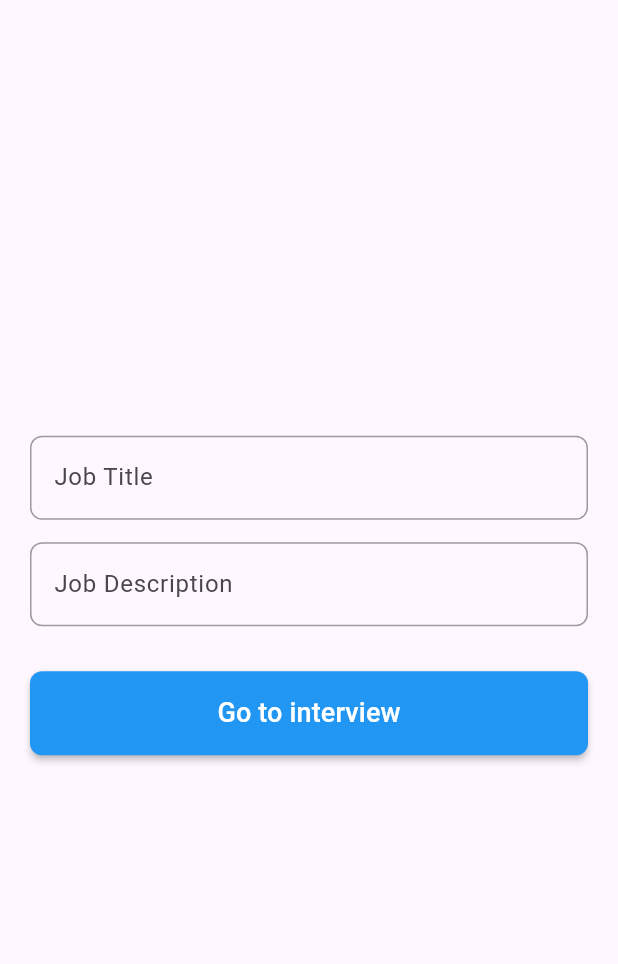
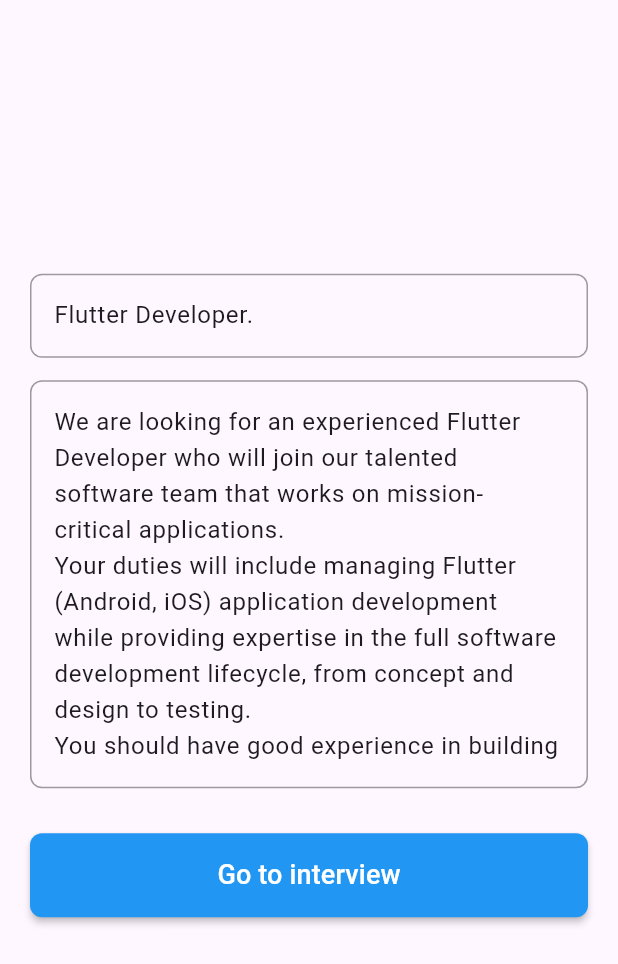
Before and after one commit to mostafamagde/AI_interview_prototype, a Flutter app: the screen it shows after launch, on a phone screen of 412 x 824 dp. Shown: the top 964 px of the screen. Run offline on Flutter 3.47's test engine with Material 3 defaults, Android fonts, the phone set to English and light mode, and no system bars; our stand-ins replace avatar_glow, device_info_plus, google_generative_ai, modal_progress_hud_nsn, permission_handler; missing offline and left inert: flutter_sound.

Commit message:
integrate with apis

```diff
--- a/lib/core/managers/IP_manager.dart
+++ b/lib/core/managers/IP_manager.dart
@@ -19,7 +19,7 @@ class IPManager {
         if (isEmulator) {
           return '10.0.2.2';
         } else {
-          return '192.168.1.2';
+          return '192.168.1.5';
         }
       } else if (Platform.isWindows || Platform.isMacOS) {
         return '127.0.0.1';
--- /dev/null
+++ b/lib/models/job_model.dart
@@ -0,0 +1,9 @@
+class JobModel {
+  final String jobTitle;
+  final String jobDescription;
+
+  const JobModel({
+    required this.jobTitle,
+    required this.jobDescription,
+  });
+}
--- a/lib/views/custom_widgets/custom_text_field.dart
+++ b/lib/views/custom_widgets/custom_text_field.dart
@@ -2,12 +2,22 @@ import 'package:flutter/material.dart';
 import 'package:flutter/services.dart';
 
 class CustomTextField extends StatelessWidget {
-  const CustomTextField({super.key, required this.hineText, this.inputFormatters, this.controller, this.onSaved});
+  const CustomTextField({
+    super.key,
+    required this.hineText,
+    this.inputFormatters,
+    this.controller,
+    this.onSaved,
+    this.maxLines = 1,
+    this.minLines,
+  });
 
   final String hineText;
   final List<TextInputFormatter>? inputFormatters;
   final TextEditingController? controller;
   final void Function(String?)? onSaved;
+  final int? maxLines;
+  final int? minLines;
 
   @override
   Widget build(BuildContext context) {
@@ -19,6 +29,7 @@ class CustomTextField extends StatelessWidget {
         return null;
       },
       onSaved: onSaved,
+      maxLines: maxLines,
       controller: controller,
       inputFormatters: inputFormatters,
       onTapOutside: (_) => FocusManager.instance.primaryFocus?.unfocus(),
--- a/lib/views/interview_requirements_page/interview_requirements_page.dart
+++ b/lib/views/interview_requirements_page/interview_requirements_page.dart
@@ -1,4 +1,5 @@
 import 'package:ai_interview_prototype/core/routes_manager/routes_names.dart';
+import 'package:ai_interview_prototype/models/job_model.dart';
 import 'package:ai_interview_prototype/views/custom_widgets/custom_button.dart';
 import 'package:ai_interview_prototype/views/custom_widgets/custom_text_field.dart';
 import 'package:flutter/material.dart';
@@ -22,6 +23,12 @@ class _InterviewRequirementsPageState extends State<InterviewRequirementsPage> {
     jobDescriptionController = TextEditingController();
     formKey = GlobalKey<FormState>();
     autovalidateMode = AutovalidateMode.disabled;
+    jobTitleController.text = "Flutter Developer.";
+    jobDescriptionController.text = """We are looking for an experienced Flutter Developer who will join our talented software team that works on mission-critical applications.
+Your duties will include managing Flutter (Android, iOS) application development while providing expertise in the full software development lifecycle, from concept and design to testing.
+You should have good experience in building high-performing, scalable, enterprise-grade applications and be able to write clean code and ensure your programs run properly.
+We also expect you to be passionate about building software and perform well working in a team, along with developers, engineers, and web designers.""";
+
     super.initState();
   }
 
@@ -55,6 +62,8 @@ class _InterviewRequirementsPageState extends State<InterviewRequirementsPage> {
                 CustomTextField(
                   hineText: 'Job Description',
                   controller: jobDescriptionController,
+                  maxLines: 10,
+                  minLines: 4,
                   onSaved: (value) {
                     jobDescriptionController.text = value!;
                   },
@@ -64,7 +73,11 @@ class _InterviewRequirementsPageState extends State<InterviewRequirementsPage> {
                   onPressed: () async {
                     if (formKey.currentState!.validate()) {
                       formKey.currentState!.save();
-                      Navigator.pushNamed(context, RoutesNames.interviewPage);
+                      final JobModel job = JobModel(
+                        jobTitle: jobTitleController.text,
+                        jobDescription: jobDescriptionController.text,
+                      );
+                      Navigator.pushNamed(context, RoutesNames.interviewPage, arguments: job);
                     } else {
                       autovalidateMode = AutovalidateMode.always;
                       setState(() {});
```
Also changed, not shown: lib/core/managers/models_manager.dart (+7 -3 lines), lib/views/interview_page/interview_page.dart (+59 -22 lines).
